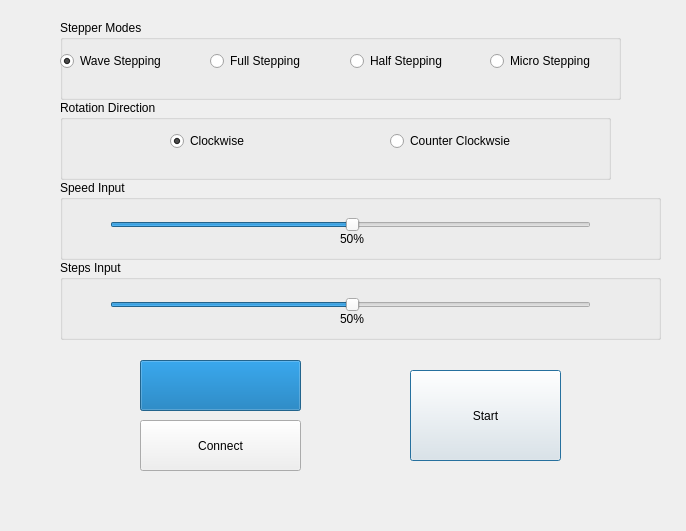
Before: the Qt Designer form SCADA/dialog.ui in Mooophy/stepper-gui-control, drawn with Qt 5.
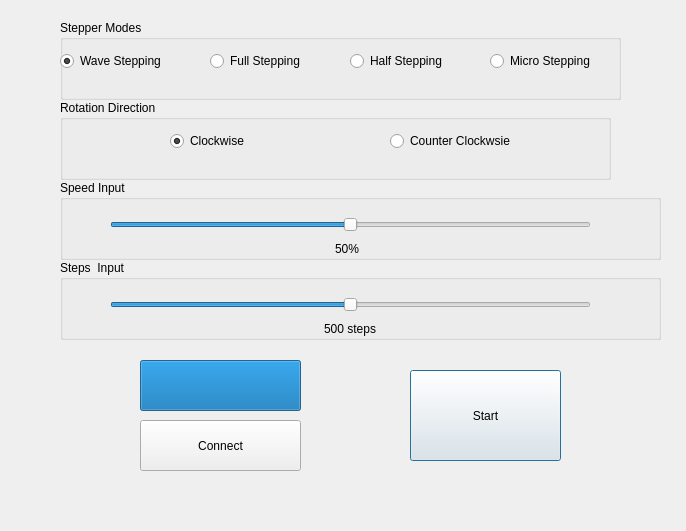
After: the same form once the commit is applied.

Commit message: only connection testing left 	modified:   SCADA/SCADA.pro 	modified:   SCADA/SCADA.pro.user 	new file:   SCADA/Serial.hpp 	modified:   SCADA/dialog.cpp 	modified:   SCADA/dialog.h 	modified:   SCADA/dialog.ui

The edit to the form file:
```diff
--- a/SCADA/dialog.ui
+++ b/SCADA/dialog.ui
@@ -157,6 +157,9 @@
       <height>29</height>
      </rect>
     </property>
+    <property name="maximum">
+     <number>100</number>
+    </property>
     <property name="value">
      <number>50</number>
     </property>
@@ -167,8 +170,8 @@
    <widget class="QLabel" name="label">
     <property name="geometry">
      <rect>
-      <x>280</x>
-      <y>50</y>
+      <x>275</x>
+      <y>60</y>
       <width>67</width>
       <height>17</height>
      </rect>
@@ -188,7 +191,7 @@
     </rect>
    </property>
    <property name="title">
-    <string>Steps Input</string>
+    <string>Steps  Input</string>
    </property>
    <widget class="QSlider" name="horizontalSlider_3">
     <property name="geometry">
@@ -199,6 +202,9 @@
       <height>29</height>
      </rect>
     </property>
+    <property name="maximum">
+     <number>100</number>
+    </property>
     <property name="value">
      <number>50</number>
     </property>
@@ -209,14 +215,14 @@
    <widget class="QLabel" name="label_2">
     <property name="geometry">
      <rect>
-      <x>280</x>
-      <y>50</y>
+      <x>264</x>
+      <y>60</y>
       <width>67</width>
       <height>17</height>
      </rect>
     </property>
     <property name="text">
-     <string>50%</string>
+     <string>500 steps</string>
     </property>
    </widget>
   </widget>
```
Left out of the diff: 56 changed lines with no effect on the pictures. The commit also changes 5 other files.
